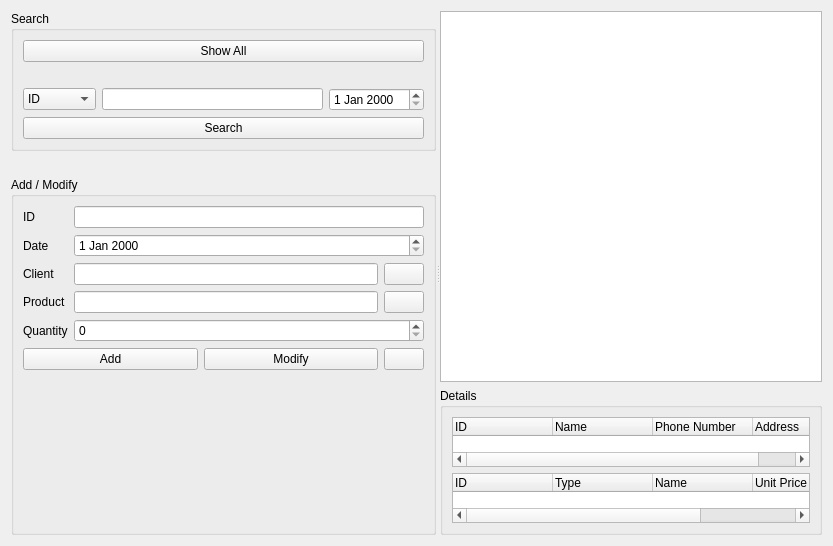
Above: ManagementProgram/ordermanagerform.ui from Jeong77777/Project_ClientChatManagementProgram_Qt_DB before the change. Below: the same form after it.
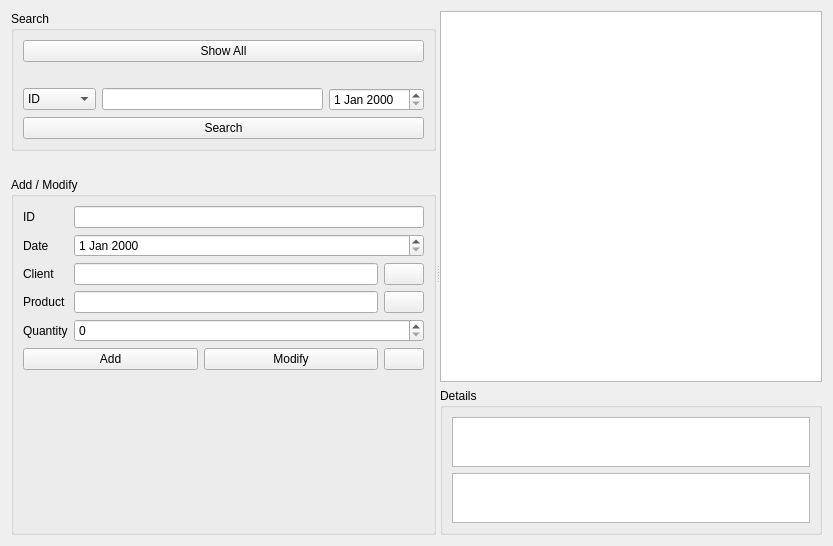
That is the form after the change. Icons and pictures are not drawn.

```diff
--- a/ManagementProgram/ordermanagerform.ui
+++ b/ManagementProgram/ordermanagerform.ui
@@ -306,7 +306,7 @@
          </property>
          <layout class="QVBoxLayout" name="verticalLayout_4">
           <item>
-           <widget class="QTreeWidget" name="clientTreeWidget">
+           <widget class="QTreeView" name="clientTreeView">
             <property name="sizePolicy">
              <sizepolicy hsizetype="Expanding" vsizetype="Fixed">
               <horstretch>0</horstretch>
@@ -328,30 +328,10 @@
             <property name="rootIsDecorated">
              <bool>false</bool>
             </property>
-            <column>
-             <property name="text">
-              <string>ID</string>
-             </property>
-            </column>
-            <column>
-             <property name="text">
-              <string>Name</string>
-             </property>
-            </column>
-            <column>
-             <property name="text">
-              <string>Phone Number</string>
-             </property>
-            </column>
-            <column>
-             <property name="text">
-              <string>Address</string>
-             </property>
-            </column>
            </widget>
           </item>
           <item>
-           <widget class="QTreeWidget" name="productTreeWidget">
+           <widget class="QTreeView" name="productTreeView">
             <property name="sizePolicy">
              <sizepolicy hsizetype="Expanding" vsizetype="Fixed">
               <horstretch>0</horstretch>
@@ -373,31 +353,6 @@
             <property name="rootIsDecorated">
              <bool>false</bool>
             </property>
-            <column>
-             <property name="text">
-              <string notr="true">ID</string>
-             </property>
-            </column>
-            <column>
-             <property name="text">
-              <string>Type</string>
-             </property>
-            </column>
-            <column>
-             <property name="text">
-              <string>Name</string>
-             </property>
-            </column>
-            <column>
-             <property name="text">
-              <string>Unit Price</string>
-             </property>
-            </column>
-            <column>
-             <property name="text">
-              <string>Quntities in stock</string>
-             </property>
-            </column>
            </widget>
           </item>
          </layout>
```
Left out of the diff: 9 changed lines with no effect on the pictures.
